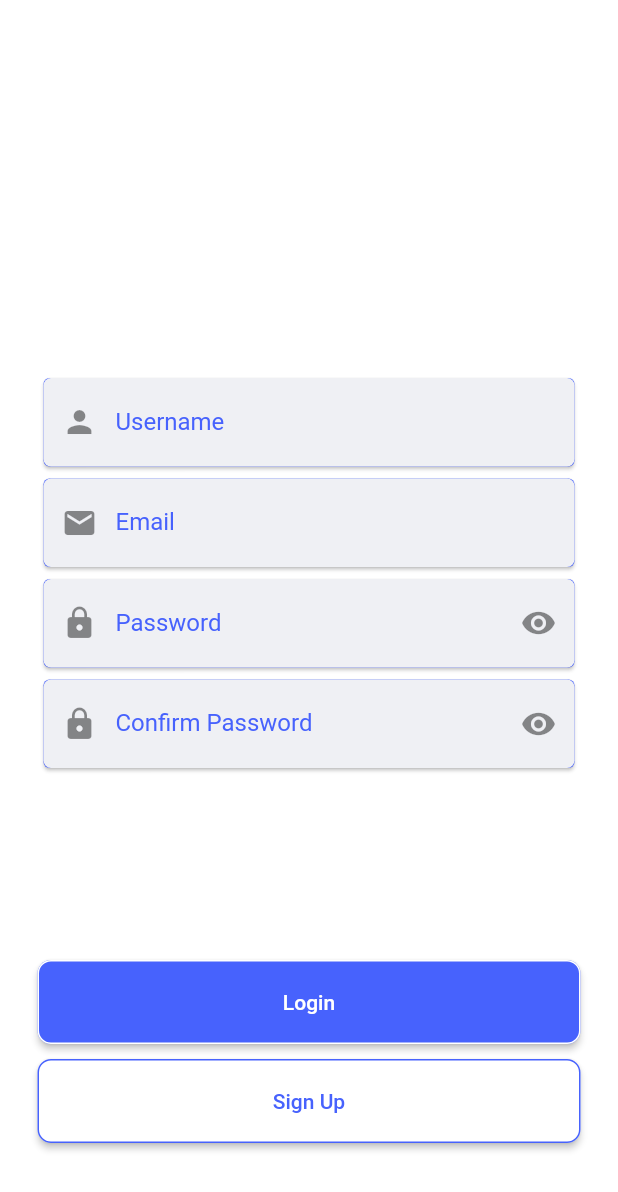
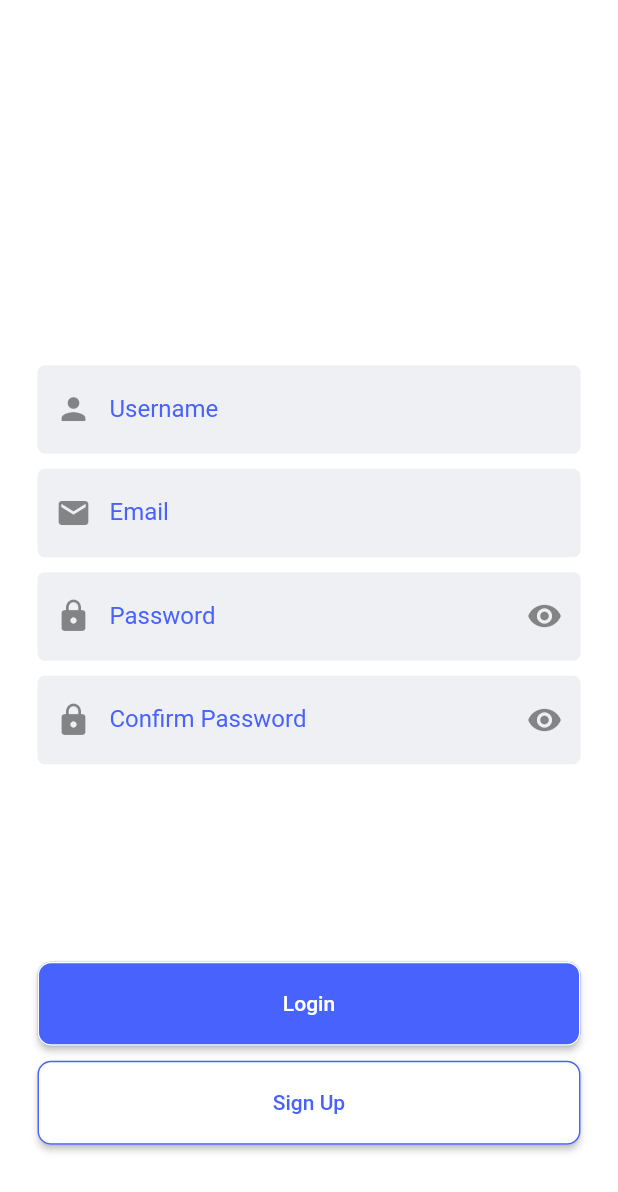
Before and after one commit to Hegazy02/tasks, a Flutter app: the screen it shows after launch, on a phone screen of 412 x 824 dp. Shown: the top 1192 px of the screen. Run offline on Flutter 3.47's test engine with Material 2 defaults, Android fonts, the phone set to English and light mode, and no system bars.

Commit message:
delete card widget

```diff
--- a/lib/main.dart
+++ b/lib/main.dart
@@ -14,9 +14,26 @@ class MyApp extends StatelessWidget {
       theme: ThemeData(
         primaryColor: Color(0xFF4762FD),
         hintColor: Color(0xFF4762FD),
-        cardColor: Color(0xFF4762FD),
+        primarySwatch: asd,
       ),
       home: singup(),
     );
   }
 }
+
+const MaterialColor asd = MaterialColor(
+  _redPrimaryValue,
+  <int, Color>{
+    50: Color(0xFFFFEBEE),
+    100: Color(0xFFFFCDD2),
+    200: Color(0xFFEF9A9A),
+    300: Color(0xFFE57373),
+    400: Color(0xFFEF5350),
+    500: Color(_redPrimaryValue),
+    600: Color(0xFFE53935),
+    700: Color(0xFFD32F2F),
+    800: Color(0xFFC62828),
+    900: Color(0xFFB71C1C),
+  },
+);
+const int _redPrimaryValue = 0xFF4762FD;
--- a/lib/singup.dart
+++ b/lib/singup.dart
@@ -27,28 +27,22 @@ class _singupState extends State<singup> {
               Spacer(
                 flex: 4,
               ),
-              Card(
-                child: customtextfield1(
+              customtextfield1(
                 label: "Username",
                 icon: Icon(Icons.person),
               ),
-              ),
-              Card(
-                child: customtextfield1(
+              customtextfield1(
                 label: "Email",
                 icon: Icon(Icons.email),
               ),
-              ),
-              Card(
-                  child: customtext2(
+              customtext2(
                 label: "Password",
                 isenable: isenabele,
-              )),
-              Card(
-                  child: customtext2(
+              ),
+              customtext2(
                 label: "Confirm Password",
                 isenable: isenabele,
-              )),
+              ),
               Spacer(
                 flex: 2,
               ),
@@ -119,7 +113,9 @@ class customtextfield1 extends StatelessWidget {
 
   @override
   Widget build(BuildContext context) {
-    return TextFormField(
+    return Padding(
+      padding: EdgeInsets.only(bottom: 10),
+      child: TextFormField(
         style: TextStyle(color: Color(0xFF4762FD)),
         decoration: InputDecoration(
           labelText: label,
@@ -135,6 +131,7 @@ class customtextfield1 extends StatelessWidget {
           focusedBorder: UnderlineInputBorder(
               borderRadius: BorderRadius.circular(5),
               borderSide: BorderSide(width: 0, color: Colors.white)),
+        ),
       ),
     );
   }
@@ -153,8 +150,8 @@ class customtext2 extends StatefulWidget {
 class _customtext2State extends State<customtext2> {
   @override
   Widget build(BuildContext context) {
-    return Container(
-      decoration: BoxDecoration(borderRadius: BorderRadius.circular(100)),
+    return Padding(
+      padding: EdgeInsets.only(bottom: 10),
       child: TextFormField(
         style: TextStyle(color: Color(0xFF4762FD)),
         obscureText: widget.isenable == true ? false : true,
```
Also changed, not shown: 2 other files. Lines whose indentation alone changed are shown as unchanged.
